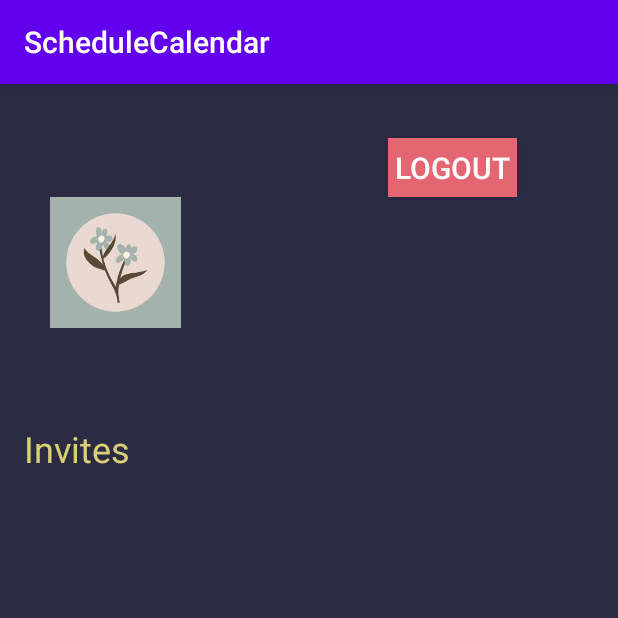
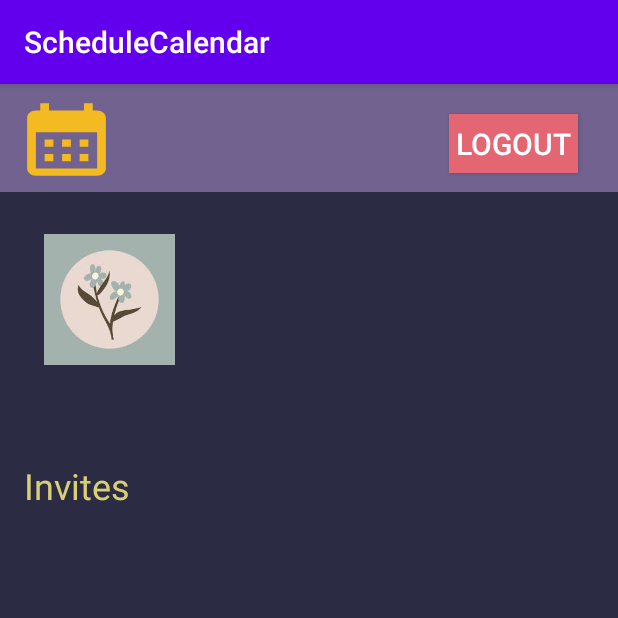
Before and after one commit to DenKho1/ScheduleCalendar, an Android app: the Account screen opened directly, with no data from a screen before it, on a phone screen of 412 x 824 dp, the top half of it. Run offline under Robolectric (Android 15) with nearby library versions, the phone set to English and light mode, and no system bars.

Commit message:
account update with header

```diff
--- a/app/src/main/java/com/mobdeve/s13/kho/denise/schedulecalendar/Account.kt
+++ b/app/src/main/java/com/mobdeve/s13/kho/denise/schedulecalendar/Account.kt
@@ -5,6 +5,7 @@
 import android.os.Bundle
 import android.widget.Button
 import android.widget.EditText
+import android.widget.ImageButton
 import android.widget.ImageView
 import android.widget.TextView
 
@@ -29,6 +30,13 @@
             startActivity(intent)
         }
 
+        val sched=findViewById<ImageButton>(R.id.acctosched)
+
+        sched.setOnClickListener {
+            val intent = Intent(this,EventSched::class.java)
+            startActivity(intent)
+        }
+
 
     }
 }
--- /dev/null
+++ b/app/src/main/res/drawable/baseline_calendar_month_24.xml
@@ -0,0 +1,5 @@
+<vector android:height="24dp" android:tint="#F3BA21"
+    android:viewportHeight="24" android:viewportWidth="24"
+    android:width="24dp" xmlns:android="http://schemas.android.com/apk/res/android">
+    <path android:fillColor="@android:color/white" android:pathData="M19,4h-1V2h-2v2H8V2H6v2H5C3.89,4 3.01,4.9 3.01,6L3,20c0,1.1 0.89,2 2,2h14c1.1,0 2,-0.9 2,-2V6C21,4.9 20.1,4 19,4zM19,20H5V10h14V20zM9,14H7v-2h2V14zM13,14h-2v-2h2V14zM17,14h-2v-2h2V14zM9,18H7v-2h2V18zM13,18h-2v-2h2V18zM17,18h-2v-2h2V18z"/>
+</vector>
--- a/app/src/main/res/layout/activity_account.xml
+++ b/app/src/main/res/layout/activity_account.xml
@@ -11,9 +11,10 @@
         android:id="@+id/icon"
         android:layout_width="90dp"
         android:layout_height="87dp"
-        android:layout_marginStart="32dp"
+        android:layout_marginStart="28dp"
+        android:layout_marginTop="28dp"
         app:layout_constraintStart_toStartOf="parent"
-        app:layout_constraintTop_toBottomOf="@+id/AccLogout"
+        app:layout_constraintTop_toBottomOf="@+id/linearLayout"
         tools:srcCompat="@tools:sample/avatars" />
 
     <TextView
@@ -63,10 +64,10 @@
         app:layout_constraintTop_toBottomOf="@+id/accEmail" />
 
     <android.support.v7.widget.RecyclerView
-        android:layout_width="378dp"
-        android:layout_height="450dp"
-        app:layout_constraintBottom_toBottomOf="parent"
+        android:layout_width="0dp"
+        android:layout_height="194dp"
         app:layout_constraintEnd_toEndOf="parent"
+        app:layout_constraintHorizontal_bias="0.0"
         app:layout_constraintStart_toStartOf="parent"
         app:layout_constraintTop_toBottomOf="@+id/accUsername" />
 
@@ -74,14 +75,41 @@
         android:id="@+id/AccLogout"
         android:layout_width="86dp"
         android:layout_height="39dp"
-        android:layout_marginTop="36dp"
+        android:layout_marginStart="30dp"
+        android:layout_marginTop="20dp"
         android:background="#E36672"
         android:text="LOGOUT"
         android:textColor="#FFFFFF"
         android:textSize="20sp"
         app:layout_constraintEnd_toEndOf="parent"
-        app:layout_constraintHorizontal_bias="0.793"
+        app:layout_constraintHorizontal_bias="0.91"
         app:layout_constraintStart_toStartOf="parent"
         app:layout_constraintTop_toTopOf="parent" />
 
+    <LinearLayout
+        android:id="@+id/linearLayout"
+        android:layout_width="415dp"
+        android:layout_height="72dp"
+        android:background="#72628F"
+        android:orientation="horizontal"
+        app:layout_constraintStart_toStartOf="parent"
+        app:layout_constraintTop_toTopOf="parent">
+
+    </LinearLayout>
+
+    <ImageButton
+        android:id="@+id/acctosched"
+        android:layout_width="70dp"
+        android:layout_height="58dp"
+        android:layout_marginTop="-1dp"
+        android:layout_marginBottom="45dp"
+        android:background="#00F6F5F8"
+        android:scaleType="fitXY"
+        app:layout_constraintBottom_toTopOf="@+id/icon"
+        app:layout_constraintEnd_toStartOf="@+id/AccLogout"
+        app:layout_constraintHorizontal_bias="0.04"
+        app:layout_constraintStart_toStartOf="@+id/linearLayout"
+        app:layout_constraintTop_toTopOf="@+id/AccLogout"
+        app:srcCompat="@drawable/baseline_calendar_month_24" />
+
 </android.support.constraint.ConstraintLayout>
```
